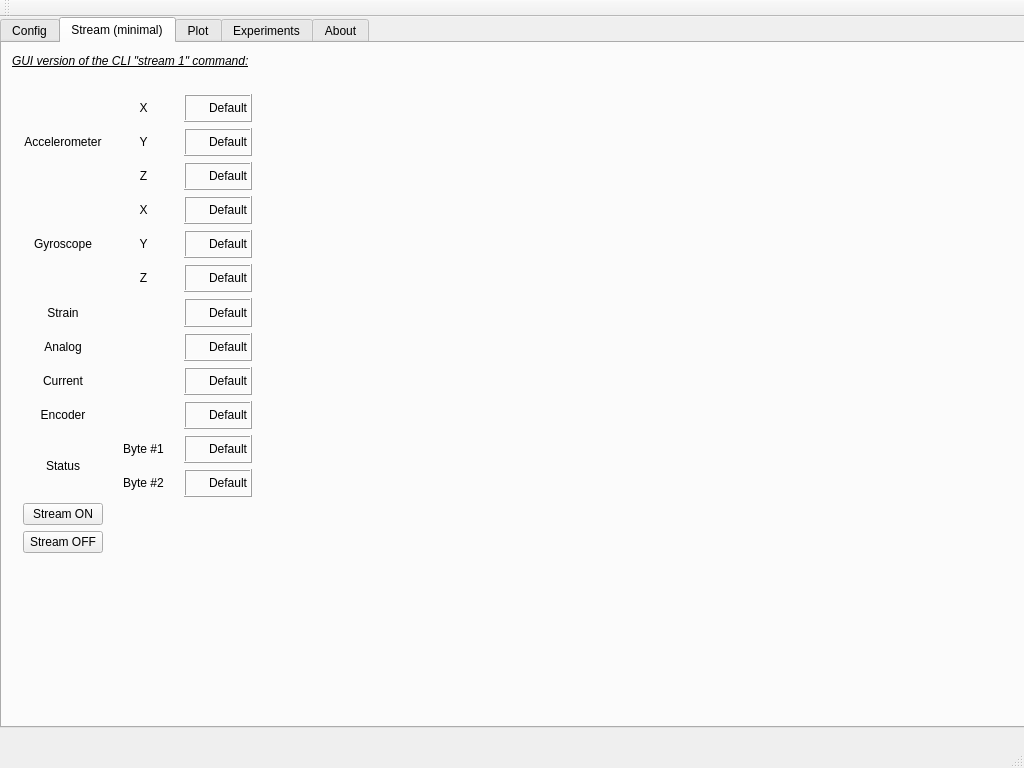
JFDuval/FlexSEA, file execute-gui-1/mainwindow.ui: the form before one commit.
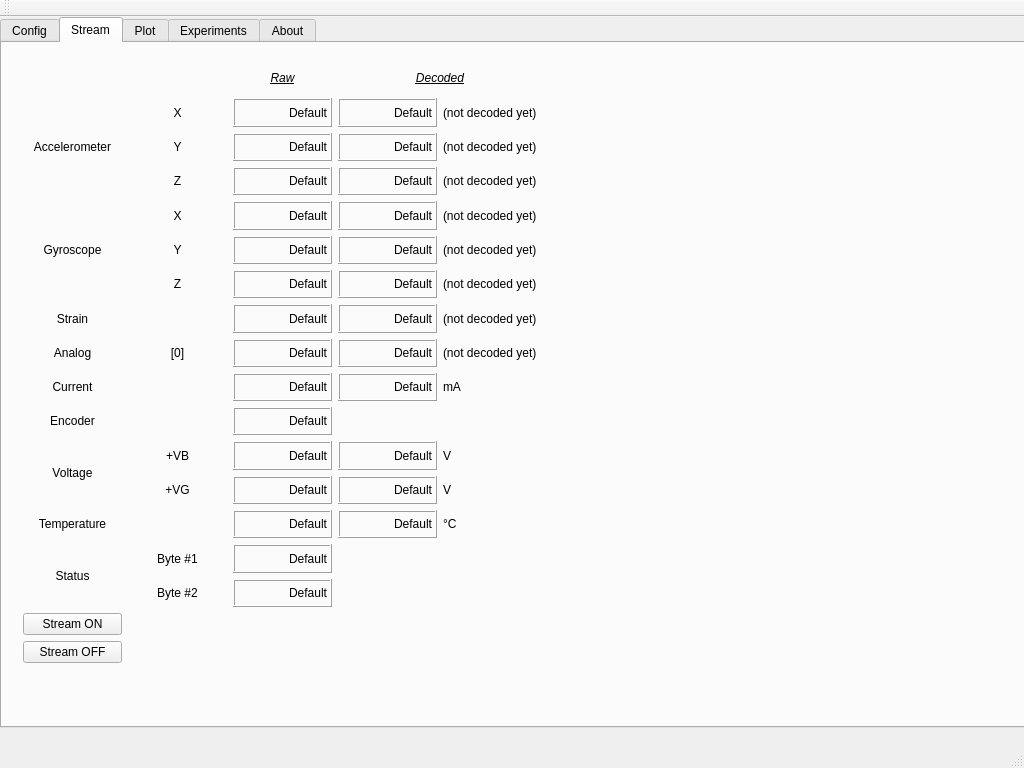
The form after the commit. The open tabs and pages were chosen to show the change. Custom widgets are drawn as their Qt base class.

Commit message: GUI: updated Stream, can plot 3 acceleros

The edit to the form file:
```diff
--- a/execute-gui-1/mainwindow.ui
+++ b/execute-gui-1/mainwindow.ui
@@ -416,19 +416,84 @@
     </widget>
     <widget class="QWidget" name="stream_min">
      <attribute name="title">
-      <string>Stream (minimal)</string>
+      <string>Stream</string>
      </attribute>
      <widget class="QWidget" name="gridLayoutWidget_2">
       <property name="geometry">
        <rect>
         <x>10</x>
-        <y>40</y>
-        <width>251</width>
-        <height>481</height>
+        <y>10</y>
+        <width>541</width>
+        <height>621</height>
        </rect>
       </property>
       <layout class="QGridLayout" name="gridLayout_2">
-       <item row="10" column="0" rowspan="2">
+       <item row="12" column="4">
+        <widget class="QLabel" name="label_42">
+         <property name="text">
+          <string>V</string>
+         </property>
+        </widget>
+       </item>
+       <item row="9" column="4">
+        <widget class="QLabel" name="label_4">
+         <property name="text">
+          <string>mA</string>
+         </property>
+        </widget>
+       </item>
+       <item row="9" column="3">
+        <widget class="QLabel" name="disp_current_d">
+         <property name="autoFillBackground">
+          <bool>false</bool>
+         </property>
+         <property name="frameShape">
+          <enum>QFrame::Box</enum>
+         </property>
+         <property name="frameShadow">
+          <enum>QFrame::Raised</enum>
+         </property>
+         <property name="lineWidth">
+          <number>1</number>
+         </property>
+         <property name="text">
+          <string>Default</string>
+         </property>
+         <property name="alignment">
+          <set>Qt::AlignRight|Qt::AlignTrailing|Qt::AlignVCenter</set>
+         </property>
+        </widget>
+       </item>
+       <item row="2" column="4">
+        <widget class="QLabel" name="label_31">
+         <property name="text">
+          <string>(not decoded yet)</string>
+         </property>
+        </widget>
+       </item>
+       <item row="8" column="3">
+        <widget class="QLabel" name="disp_ana_d">
+         <property name="autoFillBackground">
+          <bool>false</bool>
+         </property>
+         <property name="frameShape">
+          <enum>QFrame::Box</enum>
+         </property>
+         <property name="frameShadow">
+          <enum>QFrame::Raised</enum>
+         </property>
+         <property name="lineWidth">
+          <number>1</number>
+         </property>
+         <property name="text">
+          <string>Default</string>
+         </property>
+         <property name="alignment">
+          <set>Qt::AlignRight|Qt::AlignTrailing|Qt::AlignVCenter</set>
+         </property>
+        </widget>
+       </item>
+       <item row="14" column="0" rowspan="2">
         <widget class="QLabel" name="label_15">
          <property name="layoutDirection">
           <enum>Qt::LeftToRight</enum>
@@ -441,7 +506,7 @@
          </property>
         </widget>
        </item>
-       <item row="0" column="0" rowspan="3">
+       <item row="1" column="0" rowspan="3">
         <widget class="QLabel" name="label">
          <property name="layoutDirection">
           <enum>Qt::LeftToRight</enum>
@@ -454,7 +519,7 @@
          </property>
         </widget>
        </item>
-       <item row="11" column="1">
+       <item row="15" column="1">
         <widget class="QLabel" name="label_17">
          <property name="text">
           <string>Byte #2</string>
@@ -464,7 +529,7 @@
          </property>
         </widget>
        </item>
-       <item row="9" column="0">
+       <item row="10" column="0">
         <widget class="QLabel" name="label_14">
          <property name="layoutDirection">
           <enum>Qt::LeftToRight</enum>
@@ -477,7 +542,7 @@
          </property>
         </widget>
        </item>
-       <item row="10" column="1">
+       <item row="14" column="1">
         <widget class="QLabel" name="label_16">
          <property name="text">
           <string>Byte #1</string>
@@ -487,7 +552,7 @@
          </property>
         </widget>
        </item>
-       <item row="3" column="1">
+       <item row="4" column="1">
         <widget class="QLabel" name="label_8">
          <property name="text">
           <string>X</string>
@@ -497,7 +562,7 @@
          </property>
         </widget>
        </item>
-       <item row="3" column="0" rowspan="3">
+       <item row="4" column="0" rowspan="3">
         <widget class="QLabel" name="label_10">
          <property name="layoutDirection">
           <enum>Qt::LeftToRight</enum>
@@ -510,7 +575,7 @@
          </property>
         </widget>
        </item>
-       <item row="0" column="1">
+       <item row="1" column="1">
         <widget class="QLabel" name="label_2">
          <property name="text">
           <string>X</string>
@@ -520,7 +585,7 @@
          </property>
         </widget>
        </item>
-       <item row="1" column="1">
+       <item row="2" column="1">
         <widget class="QLabel" name="label_5">
          <property name="text">
           <string>Y</string>
@@ -530,7 +595,7 @@
          </property>
         </widget>
        </item>
-       <item row="7" column="0">
+       <item row="8" column="0">
         <widget class="QLabel" name="label_12">
          <property name="layoutDirection">
           <enum>Qt::LeftToRight</enum>
@@ -543,7 +608,7 @@
          </property>
         </widget>
        </item>
-       <item row="5" column="1">
+       <item row="6" column="1">
         <widget class="QLabel" name="label_7">
          <property name="text">
           <string>Z</string>
@@ -553,7 +618,7 @@
          </property>
         </widget>
        </item>
-       <item row="6" column="0">
+       <item row="7" column="0">
         <widget class="QLabel" name="label_11">
          <property name="layoutDirection">
           <enum>Qt::LeftToRight</enum>
@@ -566,7 +631,7 @@
          </property>
         </widget>
        </item>
-       <item row="8" column="0">
+       <item row="9" column="0">
         <widget class="QLabel" name="label_13">
          <property name="layoutDirection">
           <enum>Qt::LeftToRight</enum>
@@ -579,7 +644,7 @@
          </property>
         </widget>
        </item>
-       <item row="4" column="1">
+       <item row="5" column="1">
         <widget class="QLabel" name="label_9">
          <property name="text">
           <string>Y</string>
@@ -589,14 +654,14 @@
          </property>
         </widget>
        </item>
-       <item row="12" column="0">
+       <item row="16" column="0">
         <widget class="QPushButton" name="streamONbutton">
          <property name="text">
           <string>Stream ON</string>
          </property>
         </widget>
        </item>
-       <item row="2" column="1">
+       <item row="3" column="1">
         <widget class="QLabel" name="label_6">
          <property name="text">
           <string>Z</string>
@@ -606,14 +671,14 @@
          </property>
         </widget>
        </item>
-       <item row="13" column="0">
+       <item row="17" column="0">
         <widget class="QPushButton" name="streamOFFbutton">
          <property name="text">
           <string>Stream OFF</string>
          </property>
         </widget>
        </item>
-       <item row="9" column="2">
+       <item row="10" column="2">
         <widget class="QLabel" name="disp_enc">
          <property name="autoFillBackground">
           <bool>false</bool>
@@ -635,30 +700,8 @@
          </property>
         </widget>
        </item>
-       <item row="0" column="2">
-        <widget class="QLabel" name="disp_accx">
-         <property name="autoFillBackground">
-          <bool>false</bool>
-         </property>
-         <property name="frameShape">
-          <enum>QFrame::Box</enum>
-         </property>
-         <property name="frameShadow">
-          <enum>QFrame::Raised</enum>
-         </property>
-         <property name="lineWidth">
-          <number>1</number>
-         </property>
-         <property name="text">
-          <string>Default</string>
-         </property>
-         <property name="alignment">
-          <set>Qt::AlignRight|Qt::AlignTrailing|Qt::AlignVCenter</set>
-         </property>
-        </widget>
-       </item>
        <item row="1" column="2">
-        <widget class="QLabel" name="disp_accy">
+        <widget class="QLabel" name="disp_accx">
          <property name="autoFillBackground">
           <bool>false</bool>
          </property>
@@ -680,7 +723,7 @@
         </widget>
        </item>
        <item row="2" column="2">
-        <widget class="QLabel" name="disp_accz">
+        <widget class="QLabel" name="disp_accy">
          <property name="autoFillBackground">
           <bool>false</bool>
          </property>
@@ -702,7 +745,7 @@
         </widget>
        </item>
        <item row="3" column="2">
-        <widget class="QLabel" name="disp_gyrox">
+        <widget class="QLabel" name="disp_accz">
          <property name="autoFillBackground">
           <bool>false</bool>
          </property>
@@ -724,7 +767,7 @@
         </widget>
        </item>
        <item row="4" column="2">
-        <widget class="QLabel" name="disp_gyroy">
+        <widget class="QLabel" name="disp_gyrox">
          <property name="autoFillBackground">
           <bool>false</bool>
          </property>
@@ -746,7 +789,7 @@
         </widget>
        </item>
        <item row="5" column="2">
-        <widget class="QLabel" name="disp_gyroz">
+        <widget class="QLabel" name="disp_gyroy">
          <property name="autoFillBackground">
           <bool>false</bool>
          </property>
@@ -768,7 +811,7 @@
         </widget>
        </item>
        <item row="6" column="2">
-        <widget class="QLabel" name="disp_strain">
+        <widget class="QLabel" name="disp_gyroz">
          <property name="autoFillBackground">
           <bool>false</bool>
          </property>
@@ -790,7 +833,7 @@
         </widget>
        </item>
        <item row="7" column="2">
-        <widget class="QLabel" name="disp_ana">
+        <widget class="QLabel" name="disp_strain">
          <property name="autoFillBackground">
           <bool>false</bool>
          </property>
@@ -812,6 +855,28 @@
         </widget>
        </item>
        <item row="8" column="2">
+        <widget class="QLabel" name="disp_ana">
+         <property name="autoFillBackground">
+          <bool>false</bool>
+         </property>
+         <property name="frameShape">
+          <enum>QFrame::Box</enum>
+         </property>
+         <property name="frameShadow">
+          <enum>QFrame::Raised</enum>
+         </property>
+         <property name="lineWidth">
+          <number>1</number>
+         </property>
+         <property name="text">
+          <string>Default</string>
+         </property>
+         <property name="alignment">
+          <set>Qt::AlignRight|Qt::AlignTrailing|Qt::AlignVCenter</set>
+         </property>
+        </widget>
+       </item>
+       <item row="9" column="2">
         <widget class="QLabel" name="disp_current">
          <property name="autoFillBackground">
           <bool>false</bool>
@@ -833,29 +898,7 @@
          </property>
         </widget>
        </item>
-       <item row="11" column="2">
-        <widget class="QLabel" name="disp_stat2">
-         <property name="autoFillBackground">
-          <bool>false</bool>
-         </property>
-         <property name="frameShape">
-          <enum>QFrame::Box</enum>
-         </property>
-         <property name="frameShadow">
-          <enum>QFrame::Raised</enum>
-         </property>
-         <property name="lineWidth">
-          <number>1</number>
-         </property>
-         <property name="text">
-          <string>Default</string>
-         </property>
-         <property name="alignment">
-          <set>Qt::AlignRight|Qt::AlignTrailing|Qt::AlignVCenter</set>
-         </property>
-        </widget>
-       </item>
-       <item row="10" column="2">
+       <item row="14" column="2">
         <widget class="QLabel" name="disp_stat1">
          <property name="autoFillBackground">
           <bool>false</bool>
@@ -877,21 +920,464 @@
          </property>
         </widget>
        </item>
+       <item row="15" column="2">
+        <widget class="QLabel" name="disp_stat2">
+         <property name="autoFillBackground">
+          <bool>false</bool>
+         </property>
+         <property name="frameShape">
+          <enum>QFrame::Box</enum>
+         </property>
+         <property name="frameShadow">
+          <enum>QFrame::Raised</enum>
+         </property>
+         <property name="lineWidth">
+          <number>1</number>
+         </property>
+         <property name="text">
+          <string>Default</string>
+         </property>
+         <property name="alignment">
+          <set>Qt::AlignRight|Qt::AlignTrailing|Qt::AlignVCenter</set>
+         </property>
+        </widget>
+       </item>
+       <item row="8" column="1">
+        <widget class="QLabel" name="label_29">
+         <property name="layoutDirection">
+          <enum>Qt::LeftToRight</enum>
+         </property>
+         <property name="text">
+          <string>[0]</string>
+         </property>
+         <property name="alignment">
+          <set>Qt::AlignCenter</set>
+         </property>
+        </widget>
+       </item>
+       <item row="2" column="3">
+        <widget class="QLabel" name="disp_accy_d">
+         <property name="autoFillBackground">
+          <bool>false</bool>
+         </property>
+         <property name="frameShape">
+          <enum>QFrame::Box</enum>
+         </property>
+         <property name="frameShadow">
+          <enum>QFrame::Raised</enum>
+         </property>
+         <property name="lineWidth">
+          <number>1</number>
+         </property>
+         <property name="text">
+          <string>Default</string>
+         </property>
+         <property name="alignment">
+          <set>Qt::AlignRight|Qt::AlignTrailing|Qt::AlignVCenter</set>
+         </property>
+        </widget>
+       </item>
+       <item row="6" column="3">
+        <widget class="QLabel" name="disp_gyroz_d">
+         <property name="autoFillBackground">
+          <bool>false</bool>
+         </property>
+         <property name="frameShape">
+          <enum>QFrame::Box</enum>
+         </property>
+         <property name="frameShadow">
+          <enum>QFrame::Raised</enum>
+         </property>
+         <property name="lineWidth">
+          <number>1</number>
+         </property>
+         <property name="text">
+          <string>Default</string>
+         </property>
+         <property name="alignment">
+          <set>Qt::AlignRight|Qt::AlignTrailing|Qt::AlignVCenter</set>
+         </property>
+        </widget>
+       </item>
+       <item row="4" column="3">
+        <widget class="QLabel" name="disp_gyrox_d">
+         <property name="autoFillBackground">
+          <bool>false</bool>
+         </property>
+         <property name="frameShape">
+          <enum>QFrame::Box</enum>
+         </property>
+         <property name="frameShadow">
+          <enum>QFrame::Raised</enum>
+         </property>
+         <property name="lineWidth">
+          <number>1</number>
+         </property>
+         <property name="text">
+          <string>Default</string>
+         </property>
+         <property name="alignment">
+          <set>Qt::AlignRight|Qt::AlignTrailing|Qt::AlignVCenter</set>
+         </property>
+        </widget>
+       </item>
+       <item row="1" column="3">
+        <widget class="QLabel" name="disp_accx_d">
+         <property name="autoFillBackground">
+          <bool>false</bool>
+         </property>
+         <property name="frameShape">
+          <enum>QFrame::Box</enum>
+         </property>
+         <property name="frameShadow">
+          <enum>QFrame::Raised</enum>
+         </property>
+         <property name="lineWidth">
+          <number>1</number>
+         </property>
+         <property name="text">
+          <string>Default</string>
+         </property>
+         <property name="alignment">
+          <set>Qt::AlignRight|Qt::AlignTrailing|Qt::AlignVCenter</set>
+         </property>
+        </widget>
+       </item>
+       <item row="3" column="3">
+        <widget class="QLabel" name="disp_accz_d">
+         <property name="autoFillBackground">
+          <bool>false</bool>
+         </property>
+         <property name="frameShape">
+          <enum>QFrame::Box</enum>
+         </property>
+         <property name="frameShadow">
+          <enum>QFrame::Raised</enum>
+         </property>
+         <property name="lineWidth">
+          <number>1</number>
+         </property>
+         <property name="text">
+          <string>Default</string>
+         </property>
+         <property name="alignment">
+          <set>Qt::AlignRight|Qt::AlignTrailing|Qt::AlignVCenter</set>
+         </property>
+        </widget>
+       </item>
+       <item row="7" column="4">
+        <widget class="QLabel" name="label_36">
+         <property name="text">
+          <string>(not decoded yet)</string>
+         </property>
+        </widget>
+       </item>
+       <item row="5" column="4">
+        <widget class="QLabel" name="label_34">
+         <property name="text">
+          <string>(not decoded yet)</string>
+         </property>
+        </widget>
+       </item>
+       <item row="11" column="1">
+        <widget class="QLabel" name="label_39">
+         <property name="layoutDirection">
+          <enum>Qt::LeftToRight</enum>
+         </property>
+         <property name="text">
+          <string>+VB</string>
+         </property>
+         <property name="alignment">
+          <set>Qt::AlignCenter</set>
+         </property>
+        </widget>
+       </item>
+       <item row="11" column="4">
+        <widget class="QLabel" name="label_41">
+         <property name="text">
+          <string>V</string>
+         </property>
+        </widget>
+       </item>
+       <item row="1" column="4">
+        <widget class="QLabel" name="label_30">
+         <property name="text">
+          <string>(not decoded yet)</string>
+         </property>
+        </widget>
+       </item>
+       <item row="11" column="0" rowspan="2">
+        <widget class="QLabel" name="label_38">
+         <property name="layoutDirection">
+          <enum>Qt::LeftToRight</enum>
+         </property>
+         <property name="text">
+          <string>Voltage</string>
+         </property>
+         <property name="alignment">
+          <set>Qt::AlignCenter</set>
+         </property>
+        </widget>
+       </item>
+       <item row="0" column="2">
+        <widget class="QLabel" name="label_21">
+         <property name="text">
+          <string>&lt;html&gt;&lt;head/&gt;&lt;body&gt;&lt;p&gt;&lt;span style=&quot; font-style:italic; text-decoration: underline;&quot;&gt;Raw&lt;/span&gt;&lt;/p&gt;&lt;/body&gt;&lt;/html&gt;</string>
+         </property>
+         <property name="alignment">
+          <set>Qt::AlignCenter</set>
+         </property>
+        </widget>
+       </item>
+       <item row="3" column="4">
+        <widget class="QLabel" name="label_32">
+         <property name="text">
+          <string>(not decoded yet)</string>
+         </property>
+        </widget>
+       </item>
+       <item row="4" column="4">
+        <widget class="QLabel" name="label_33">
+         <property name="text">
+          <string>(not decoded yet)</string>
+         </property>
+        </widget>
+       </item>
+       <item row="8" column="4">
+        <widget class="QLabel" name="label_37">
+         <property name="text">
+          <string>(not decoded yet)</string>
+         </property>
+        </widget>
+       </item>
+       <item row="12" column="1">
+        <widget class="QLabel" name="label_40">
+         <property name="layoutDirection">
+          <enum>Qt::LeftToRight</enum>
+         </property>
+         <property name="text">
+          <string>+VG</string>
+         </property>
+         <property name="alignment">
+          <set>Qt::AlignCenter</set>
+         </property>
+        </widget>
+       </item>
+       <item row="6" column="4">
+        <widget class="QLabel" name="label_35">
+         <property name="text">
+          <string>(not decoded yet)</string>
+         </property>
+        </widget>
+       </item>
+       <item row="5" column="3">
+        <widget class="QLabel" name="disp_gyroy_d">
+         <property name="autoFillBackground">
+          <bool>false</bool>
+         </property>
+         <property name="frameShape">
+          <enum>QFrame::Box</enum>
+         </property>
+         <property name="frameShadow">
+          <enum>QFrame::Raised</enum>
+         </property>
+         <property name="lineWidth">
+          <number>1</number>
+         </property>
+         <property name="text">
+          <string>Default</string>
+         </property>
+         <property name="alignment">
+          <set>Qt::AlignRight|Qt::AlignTrailing|Qt::AlignVCenter</set>
+         </property>
+        </widget>
+       </item>
+       <item row="7" column="3">
+        <widget class="QLabel" name="disp_strain_d">
+         <property name="autoFillBackground">
+          <bool>false</bool>
+         </property>
+         <property name="frameShape">
+          <enum>QFrame::Box</enum>
+         </property>
+         <property name="frameShadow">
+          <enum>QFrame::Raised</enum>
+         </property>
+         <property name="lineWidth">
+          <number>1</number>
+         </property>
+         <property name="text">
+          <string>Default</string>
+         </property>
+         <property name="alignment">
+          <set>Qt::AlignRight|Qt::AlignTrailing|Qt::AlignVCenter</set>
+         </property>
+        </widget>
+       </item>
+       <item row="13" column="0">
+        <widget class="QLabel" name="label_43">
+         <property name="layoutDirection">
+          <enum>Qt::LeftToRight</enum>
+         </property>
+         <property name="text">
+          <string>Temperature</string>
+         </property>
+         <property name="alignment">
+          <set>Qt::AlignCenter</set>
+         </property>
+        </widget>
+       </item>
+       <item row="13" column="4">
+        <widget class="QLabel" name="label_44">
+         <property name="text">
+          <string>°C</string>
+         </property>
+        </widget>
+       </item>
+       <item row="11" column="2">
+        <widget class="QLabel" name="disp_vb">
+         <property name="autoFillBackground">
+          <bool>false</bool>
+         </property>
+         <property name="frameShape">
+          <enum>QFrame::Box</enum>
+         </property>
+         <property name="frameShadow">
+          <enum>QFrame::Raised</enum>
+         </property>
+         <property name="lineWidth">
+          <number>1</number>
+         </property>
+         <property name="text">
+          <string>Default</string>
+         </property>
+         <property name="alignment">
+          <set>Qt::AlignRight|Qt::AlignTrailing|Qt::AlignVCenter</set>
+         </property>
+        </widget>
+       </item>
+       <item row="11" column="3">
+        <widget class="QLabel" name="disp_vb_d">
+         <property name="autoFillBackground">
+          <bool>false</bool>
+         </property>
+         <property name="frameShape">
+          <enum>QFrame::Box</enum>
+         </property>
+         <property name="frameShadow">
+          <enum>QFrame::Raised</enum>
+         </property>
+         <property name="lineWidth">
+          <number>1</number>
+         </property>
+         <property name="text">
+          <string>Default</string>
+         </property>
+         <property name="alignment">
+          <set>Qt::AlignRight|Qt::AlignTrailing|Qt::AlignVCenter</set>
+         </property>
+        </widget>
+       </item>
+       <item row="12" column="2">
+        <widget class="QLabel" name="disp_vg">
+         <property name="autoFillBackground">
+          <bool>false</bool>
+         </property>
+         <property name="frameShape">
+          <enum>QFrame::Box</enum>
+         </property>
+         <property name="frameShadow">
+          <enum>QFrame::Raised</enum>
+         </property>
+         <property name="lineWidth">
+          <number>1</number>
+         </property>
+         <property name="text">
+          <string>Default</string>
+         </property>
+         <property name="alignment">
+          <set>Qt::AlignRight|Qt::AlignTrailing|Qt::AlignVCenter</set>
+         </property>
+        </widget>
+       </item>
+       <item row="12" column="3">
+        <widget class="QLabel" name="disp_vg_2">
+         <property name="autoFillBackground">
+          <bool>false</bool>
+         </property>
+         <property name="frameShape">
+          <enum>QFrame::Box</enum>
+         </property>
+         <property name="frameShadow">
+          <enum>QFrame::Raised</enum>
+         </property>
+         <property name="lineWidth">
+          <number>1</number>
+         </property>
+         <property name="text">
+          <string>Default</string>
+         </property>
+         <property name="alignment">
+          <set>Qt::AlignRight|Qt::AlignTrailing|Qt::AlignVCenter</set>
+         </property>
+        </widget>
+       </item>
+       <item row="13" column="2">
+        <widget class="QLabel" name="disp_temp">
+         <property name="autoFillBackground">
+          <bool>false</bool>
+         </property>
+         <property name="frameShape">
+          <enum>QFrame::Box</enum>
+         </property>
+         <property name="frameShadow">
+          <enum>QFrame::Raised</enum>
+         </property>
+         <property name="lineWidth">
+          <number>1</number>
+         </property>
+         <property name="text">
+          <string>Default</string>
+         </property>
+         <property name="alignment">
+          <set>Qt::AlignRight|Qt::AlignTrailing|Qt::AlignVCenter</set>
+         </property>
+        </widget>
+       </item>
+       <item row="0" column="3" colspan="2">
+        <widget class="QLabel" name="label_28">
+         <property name="text">
+          <string>&lt;html&gt;&lt;head/&gt;&lt;body&gt;&lt;p&gt;&lt;span style=&quot; font-style:italic; text-decoration: underline;&quot;&gt;Decoded&lt;/span&gt;&lt;/p&gt;&lt;/body&gt;&lt;/html&gt;</string>
+         </property>
+         <property name="alignment">
+          <set>Qt::AlignCenter</set>
+         </property>
+        </widget>
+       </item>
+       <item row="13" column="3">
+        <widget class="QLabel" name="disp_temp_d">
+         <property name="autoFillBackground">
+          <bool>false</bool>
+         </property>
+         <property name="frameShape">
+          <enum>QFrame::Box</enum>
+         </property>
+         <property name="frameShadow">
+          <enum>QFrame::Raised</enum>
+         </property>
+         <property name="lineWidth">
+          <number>1</number>
+         </property>
+         <property name="text">
+          <string>Default</string>
+         </property>
+         <property name="alignment">
+          <set>Qt::AlignRight|Qt::AlignTrailing|Qt::AlignVCenter</set>
+         </property>
+        </widget>
+       </item>
       </layout>
      </widget>
-     <widget class="QLabel" name="label_4">
-      <property name="geometry">
-       <rect>
-        <x>10</x>
-        <y>10</y>
-        <width>311</width>
-        <height>17</height>
-       </rect>
-      </property>
-      <property name="text">
-       <string>&lt;html&gt;&lt;head/&gt;&lt;body&gt;&lt;p&gt;&lt;span style=&quot; font-style:italic; text-decoration: underline;&quot;&gt;GUI version of the CLI &amp;quot;stream 1&amp;quot; command:&lt;/span&gt;&lt;/p&gt;&lt;/body&gt;&lt;/html&gt;</string>
-      </property>
-     </widget>
     </widget>
     <widget class="QWidget" name="plot">
      <attribute name="title">
```
Left out of the diff: 16 changed lines with no effect on the pictures. The commit also changes 4 other files.
